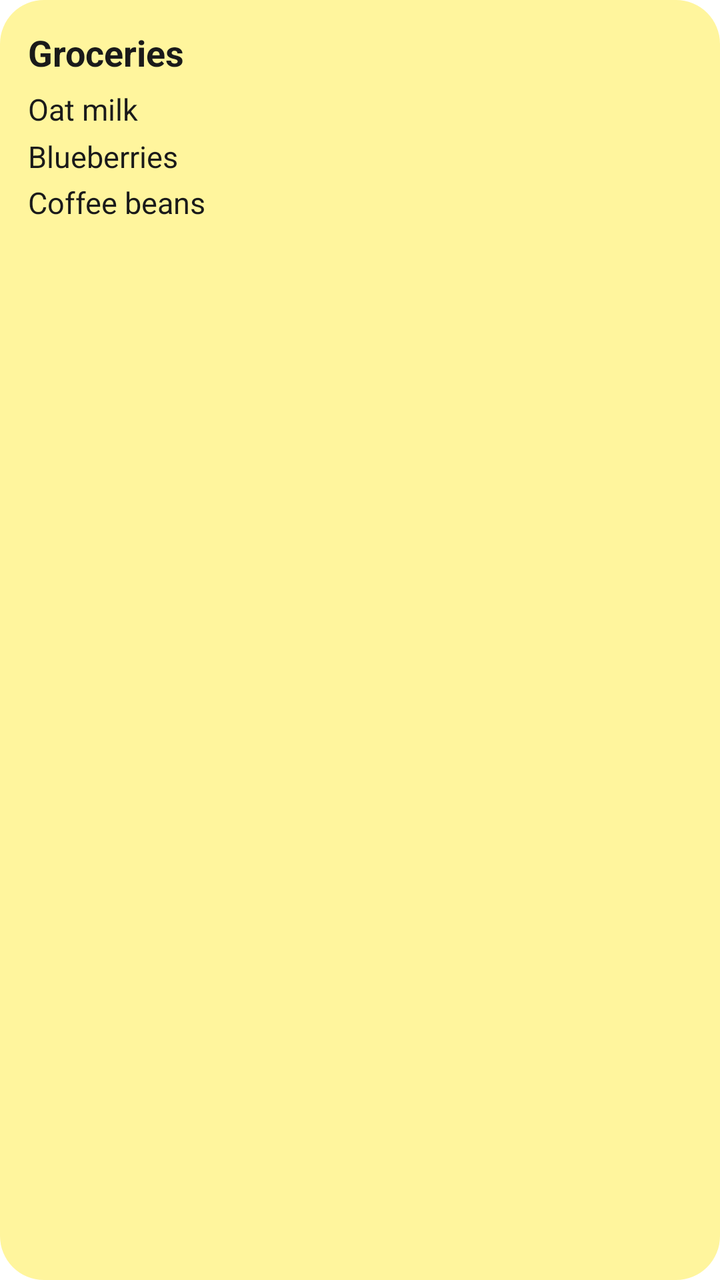
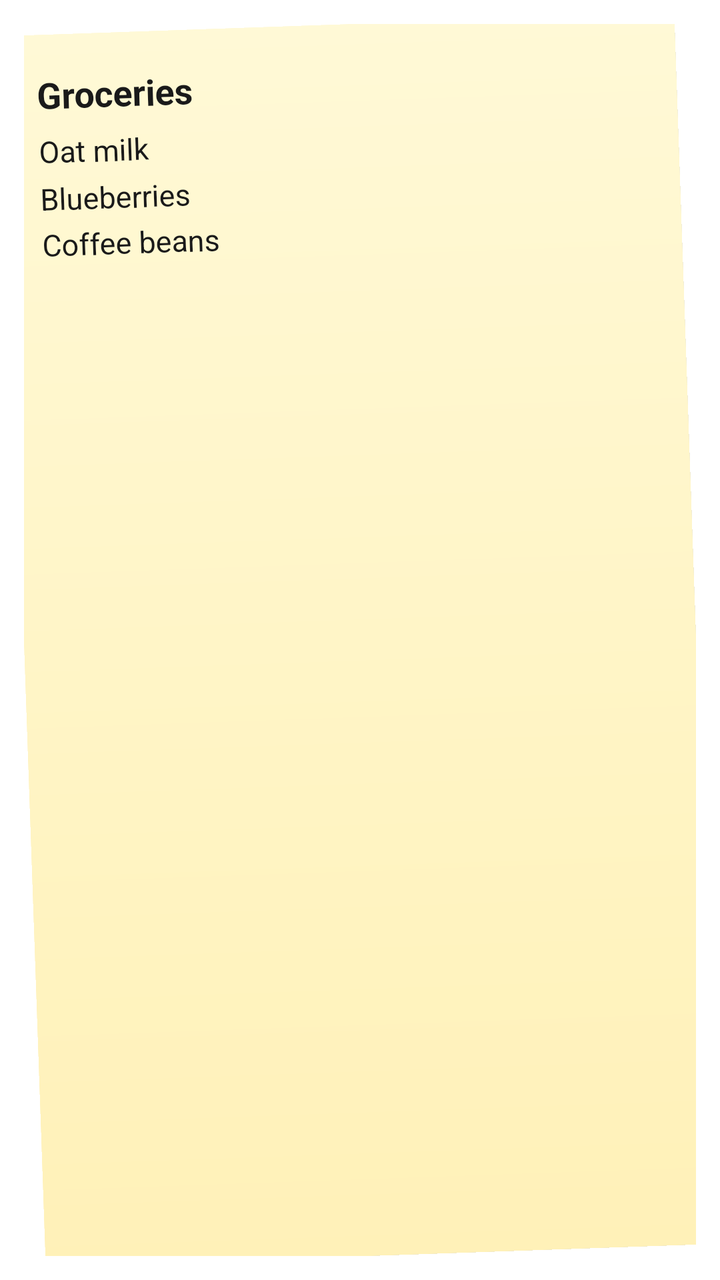

The first picture is an Android layout as it rendered before a commit; the second is the same layout after the commit. The layout source and the unified diff follow.
<!-- AndroidManifest.xml: fallback theme Theme.MaterialComponents.DayNight.NoActionBar -->
<!-- res/layout/widget_preview.xml -->
<?xml version="1.0" encoding="utf-8"?>
<LinearLayout xmlns:android="http://schemas.android.com/apk/res/android"
    android:layout_width="match_parent"
    android:layout_height="match_parent"
    android:background="@drawable/widget_preview_bg"
    android:orientation="vertical"
    android:padding="14dp">

    <TextView
        android:layout_width="wrap_content"
        android:layout_height="wrap_content"
        android:text="Groceries"
        android:textColor="#1A1A1A"
        android:textSize="18sp"
        android:textStyle="bold" />

    <TextView
        android:layout_width="wrap_content"
        android:layout_height="wrap_content"
        android:layout_marginTop="6dp"
        android:lineSpacingMultiplier="1.3"
        android:text="Oat milk\nBlueberries\nCoffee beans"
        android:textColor="#1A1A1A"
        android:textSize="15sp" />
</LinearLayout>
<!-- resources referenced by this layout -->
<resources>
  <!-- drawable widget_preview_bg (drawable) -->
  <?xml version="1.0" encoding="utf-8"?>
  <shape xmlns:android="http://schemas.android.com/apk/res/android" android:shape="rectangle">
      <solid android:color="#FFF59D" />
      <corners android:radius="22dp" />
  </shape>
</resources>

<!-- the commit's change to res/layout/widget_preview.xml (unified diff, before → after) -->
@@ -1,25 +1,35 @@
 <?xml version="1.0" encoding="utf-8"?>
-<LinearLayout xmlns:android="http://schemas.android.com/apk/res/android"
+<FrameLayout xmlns:android="http://schemas.android.com/apk/res/android"
     android:layout_width="match_parent"
     android:layout_height="match_parent"
-    android:background="@drawable/widget_preview_bg"
-    android:orientation="vertical"
-    android:padding="14dp">
+    android:padding="12dp">
 
-    <TextView
-        android:layout_width="wrap_content"
-        android:layout_height="wrap_content"
-        android:text="Groceries"
-        android:textColor="#1A1A1A"
-        android:textSize="18sp"
-        android:textStyle="bold" />
+    <LinearLayout
+        android:layout_width="match_parent"
+        android:layout_height="match_parent"
+        android:background="@drawable/widget_preview_bg"
+        android:orientation="vertical"
+        android:paddingStart="16dp"
+        android:paddingTop="18dp"
+        android:paddingEnd="16dp"
+        android:paddingBottom="14dp"
+        android:rotation="-2">
 
-    <TextView
-        android:layout_width="wrap_content"
-        android:layout_height="wrap_content"
-        android:layout_marginTop="6dp"
-        android:lineSpacingMultiplier="1.3"
-        android:text="Oat milk\nBlueberries\nCoffee beans"
-        android:textColor="#1A1A1A"
-        android:textSize="15sp" />
-</LinearLayout>
+        <TextView
+            android:layout_width="wrap_content"
+            android:layout_height="wrap_content"
+            android:text="Groceries"
+            android:textColor="#1A1A1A"
+            android:textSize="18sp"
+            android:textStyle="bold" />
+
+        <TextView
+            android:layout_width="wrap_content"
+            android:layout_height="wrap_content"
+            android:layout_marginTop="6dp"
+            android:lineSpacingMultiplier="1.3"
+            android:text="Oat milk\nBlueberries\nCoffee beans"
+            android:textColor="#1A1A1A"
+            android:textSize="15sp" />
+    </LinearLayout>
+</FrameLayout>
<!-- resource entries referenced after the edit -->
@@ -2,9 +2,21 @@
 <resources>
   <!-- drawable widget_preview_bg (drawable) -->
   <?xml version="1.0" encoding="utf-8"?>
-  <shape xmlns:android="http://schemas.android.com/apk/res/android" android:shape="rectangle">
-      <solid android:color="#FFF59D" />
-      <corners android:radius="22dp" />
-  </shape>
+  <layer-list xmlns:android="http://schemas.android.com/apk/res/android">
+      
+      <item android:left="1dp" android:top="3dp" android:right="-1dp" android:bottom="-3dp">
+          <shape android:shape="rectangle">
+              <solid android:color="#22000000" />
+              <corners android:radius="3dp" />
+          </shape>
+      </item>
+      
+      <item>
+          <shape android:shape="rectangle">
+              <gradient android:angle="270" android:startColor="#FFFFF9D6" android:endColor="#FFFFF1B8" />
+              <corners android:radius="3dp" />
+          </shape>
+      </item>
+  </layer-list>
 </resources>
 
